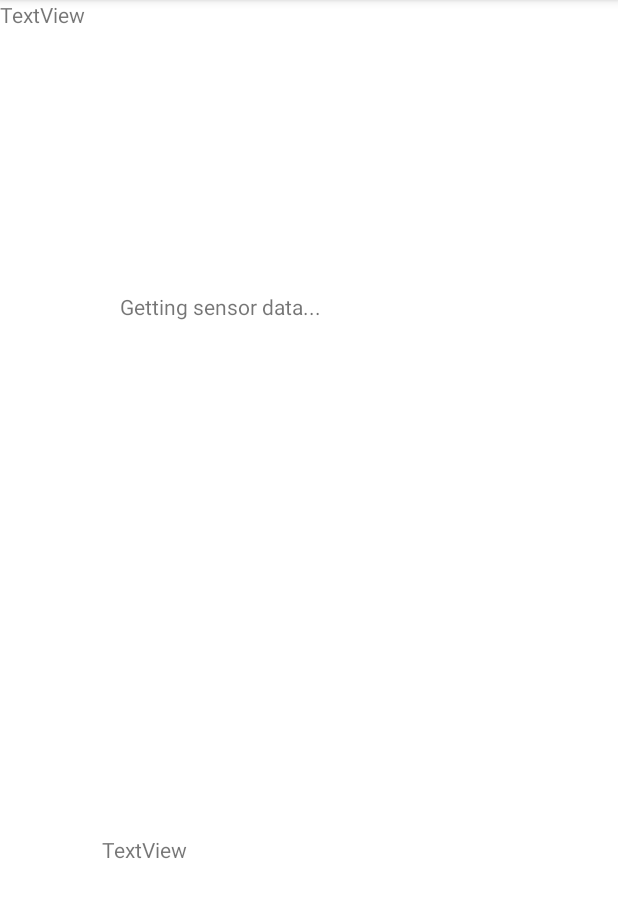
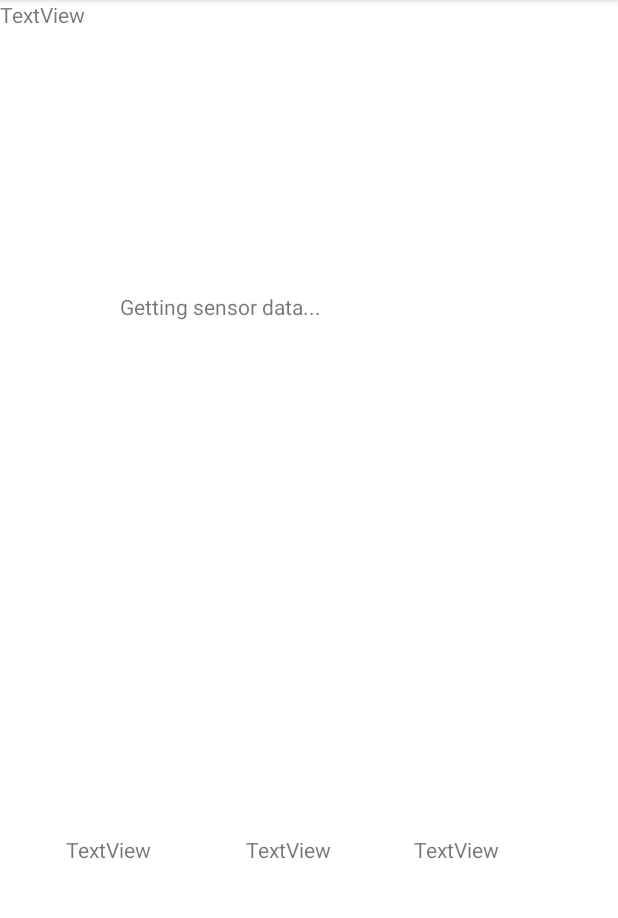
Before and after one commit to Zoltahn/mhealth-AR-App, an Android app: the screen it shows after launch (MainActivity), on a phone screen of 412 x 824 dp, the part 84-1002 px from its top. Run offline under Robolectric (Android 15) with nearby library versions, the phone set to English and light mode, and no system bars; libraries missing offline, so code that uses them is left out: org.tensorflow.lite; 1 statement that could not run was skipped.

Commit message:
-Support for UCI datasets

```diff
--- a/app/src/main/res/layout/activity_main.xml
+++ b/app/src/main/res/layout/activity_main.xml
@@ -5,6 +5,26 @@
     android:layout_width="match_parent"
     android:layout_height="match_parent"
     tools:context=".MainActivity">
+
+    <TextView
+        android:id="@+id/Text5"
+        android:layout_width="wrap_content"
+        android:layout_height="wrap_content"
+        android:layout_marginStart="276dp"
+        android:layout_marginBottom="192dp"
+        android:text="TextView"
+        app:layout_constraintBottom_toBottomOf="parent"
+        app:layout_constraintStart_toStartOf="parent" />
+
+    <TextView
+        android:id="@+id/Text4"
+        android:layout_width="wrap_content"
+        android:layout_height="wrap_content"
+        android:layout_marginStart="164dp"
+        android:layout_marginBottom="192dp"
+        android:text="TextView"
+        app:layout_constraintBottom_toBottomOf="parent"
+        app:layout_constraintStart_toStartOf="parent" />
 
     <TextView
         android:id="@+id/Text1"
@@ -34,7 +54,7 @@
         android:id="@+id/Text3"
         android:layout_width="wrap_content"
         android:layout_height="wrap_content"
-        android:layout_marginStart="68dp"
+        android:layout_marginStart="44dp"
         android:layout_marginBottom="192dp"
         android:text="TextView"
         app:layout_constraintBottom_toBottomOf="parent"
```
Also changed, not shown: app/src/main/java/com/example/artest3/MainActivity.java (+61 -61 lines).
